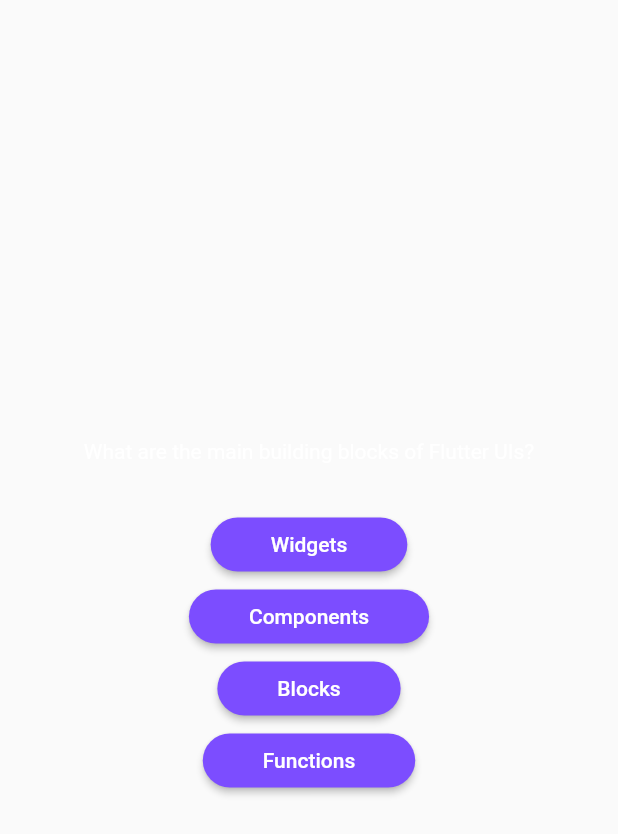
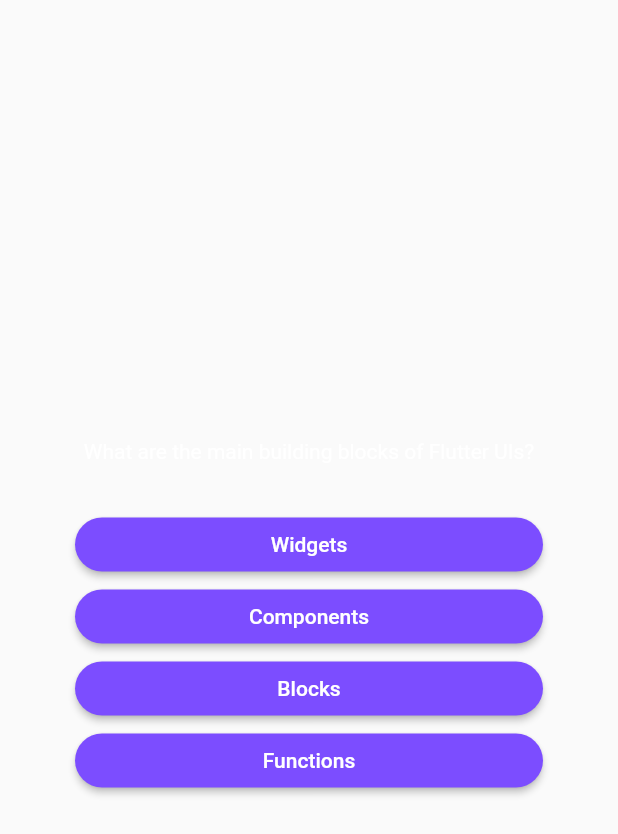
Before and after one commit to ElbertNatan/Flutter-App-Quiz, a Flutter app: the QuestionScreen widget shown alone on an empty page, opened directly, on a phone screen of 412 x 824 dp. Shown: the top 834 px of the screen. Run offline on Flutter 3.47's test engine with Material 2 defaults, Android fonts, the phone set to English and light mode, and no system bars; missing offline and left inert: dart:ffi.

Commit message:
- melhorando visual das questões

```diff
--- a/quiz_app/lib/questions_screen.dart
+++ b/quiz_app/lib/questions_screen.dart
@@ -17,18 +17,23 @@ class _QuestionScreenState extends State<QuestionScreen> {
     final currentQuestion = questions[0];
     return SizedBox(
         width: double.infinity,
+        child: Container(
+            margin: const EdgeInsets.all(50),
             child: Column(
               mainAxisAlignment: MainAxisAlignment.center,
+              crossAxisAlignment: CrossAxisAlignment.stretch,
               children: [
                 Text(
                   currentQuestion.text,
                   style: const TextStyle(color: Colors.white),
+                  textAlign: TextAlign.center,
                 ),
                 const SizedBox(height: 30),
-            ...currentQuestion.answers.map((answer){
+                ...currentQuestion.answers.map((answer) {
                   return AnswerButton(answer: answer, onClick: () {});
                 })
               ],
-        ));
+            ))
+    );
   }
 }
--- a/quiz_app/lib/start_screen.dart
+++ b/quiz_app/lib/start_screen.dart
@@ -15,14 +15,14 @@ class StartScreen extends StatelessWidget {
               width: 300, color: const Color.fromARGB(150, 255, 255, 255)),
           const SizedBox(height: 80),
           const Text(
-            'Aprendendo Flutter',
+            'Learning Flutter',
             style: TextStyle(color: Colors.white, fontSize: 24),
           ),
           const SizedBox(height: 30),
           OutlinedButton.icon(
               onPressed: startQuiz,
               style: OutlinedButton.styleFrom(foregroundColor: Colors.white),
-              label: const Text('Começar'),
+              label: const Text('Start'),
               icon: const Icon(Icons.arrow_right_alt)),
         ], // Children
       ),
```
Lines whose indentation alone changed are shown as unchanged.
